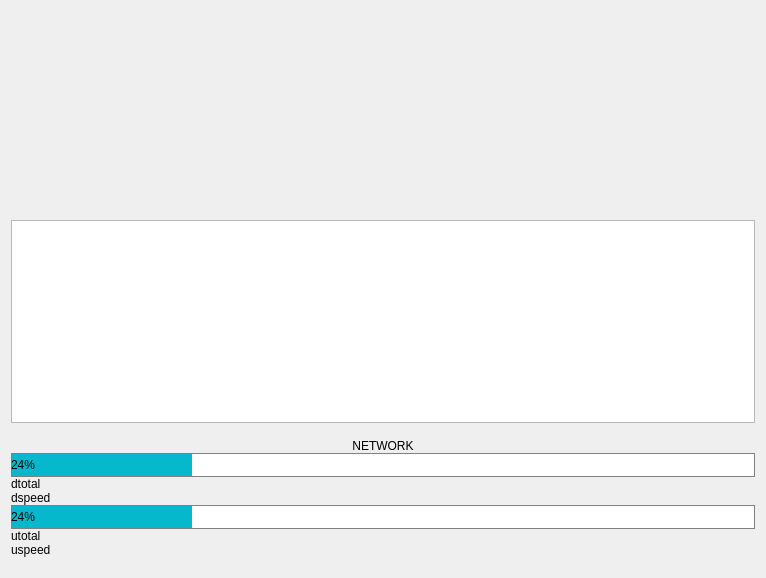
First picture: the form in dashboard/info/sysinfo.ui, repository rahmanshaber/corebox, before the edit.
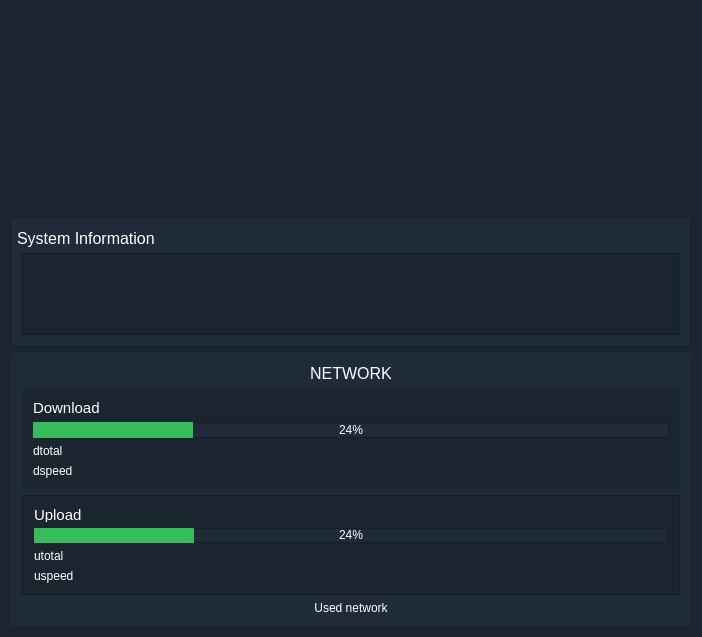
Second picture: the form after the edit.

What changed in the file:
```diff
--- a/dashboard/info/sysinfo.ui
+++ b/dashboard/info/sysinfo.ui
@@ -6,13 +6,19 @@
    <rect>
     <x>0</x>
     <y>0</y>
-    <width>766</width>
-    <height>578</height>
+    <width>702</width>
+    <height>637</height>
    </rect>
   </property>
   <property name="windowTitle">
    <string>sysinfo</string>
   </property>
+  <property name="styleSheet">
+   <string notr="true">QWidget{
+background-color: #1B252F; ;
+color: #FFFFFF; 
+}</string>
+  </property>
   <layout class="QVBoxLayout" name="verticalLayout">
    <item>
     <widget class="QWidget" name="circleBars" native="true">
@@ -30,7 +36,7 @@
      </property>
      <layout class="QHBoxLayout" name="circleBarsLayout">
       <property name="spacing">
-       <number>25</number>
+       <number>8</number>
       </property>
       <property name="leftMargin">
        <number>0</number>
@@ -48,10 +54,68 @@
     </widget>
    </item>
    <item>
+    <widget class="QFrame" name="frame_3">
+     <property name="styleSheet">
+      <string notr="true">QWidget{
+background-color: #1F2B38; ;
+color: #FFFFFF; 
+}</string>
+     </property>
+     <property name="frameShape">
+      <enum>QFrame::StyledPanel</enum>
+     </property>
+     <property name="frameShadow">
+      <enum>QFrame::Raised</enum>
+     </property>
+     <layout class="QGridLayout" name="gridLayout">
+      <property name="leftMargin">
+       <number>5</number>
+      </property>
+      <property name="horizontalSpacing">
+       <number>0</number>
+      </property>
+      <property name="verticalSpacing">
+       <number>5</number>
+      </property>
+      <item row="0" column="0" colspan="2">
+       <widget class="QLabel" name="label_4">
+        <property name="font">
+         <font>
+          <pointsize>12</pointsize>
+         </font>
+        </property>
+        <property name="text">
+         <string>System Information</string>
+        </property>
+       </widget>
+      </item>
+      <item row="1" column="0">
+       <spacer name="horizontalSpacer">
+        <property name="orientation">
+         <enum>Qt::Horizontal</enum>
+        </property>
+        <property name="sizeType">
+         <enum>QSizePolicy::Fixed</enum>
+        </property>
+        <property name="sizeHint" stdset="0">
+         <size>
+          <width>5</width>
+          <height>68</height>
+         </size>
+        </property>
+       </spacer>
+      </item>
+      <item row="1" column="1">
     <widget class="QListView" name="systemInfoList">
      <property name="focusPolicy">
       <enum>Qt::NoFocus</enum>
      </property>
+        <property name="styleSheet">
+         <string notr="true">QWidget{
+background-color: #1B252F; ;
+color: #ffffff;
+}</string>
+        </property>
      <property name="verticalScrollBarPolicy">
       <enum>Qt::ScrollBarAlwaysOff</enum>
      </property>
@@ -78,26 +142,27 @@
      </property>
     </widget>
    </item>
+     </layout>
+    </widget>
+   </item>
    <item>
     <widget class="QWidget" name="network" native="true">
-     <layout class="QVBoxLayout" name="verticalLayout_2">
-      <property name="spacing">
-       <number>0</number>
-      </property>
-      <property name="leftMargin">
-       <number>0</number>
-      </property>
-      <property name="topMargin">
-       <number>10</number>
-      </property>
-      <property name="rightMargin">
-       <number>0</number>
-      </property>
-      <property name="bottomMargin">
-       <number>10</number>
-      </property>
+     <property name="styleSheet">
+      <string notr="true">QWidget{
+background-color: #1F2B38; ;
+color: #FFFFFF; 
+}</string>
+     </property>
+     <layout class="QVBoxLayout" name="verticalLayout_4">
       <item>
        <widget class="QLabel" name="label">
+        <property name="font">
+         <font>
+          <pointsize>12</pointsize>
+          <weight>50</weight>
+          <bold>false</bold>
+         </font>
+        </property>
         <property name="text">
          <string>NETWORK</string>
         </property>
@@ -107,15 +172,62 @@
        </widget>
       </item>
       <item>
+       <spacer name="verticalSpacer">
+        <property name="orientation">
+         <enum>Qt::Vertical</enum>
+        </property>
+        <property name="sizeHint" stdset="0">
+         <size>
+          <width>20</width>
+          <height>40</height>
+         </size>
+        </property>
+       </spacer>
+      </item>
+      <item>
+       <widget class="QFrame" name="frame">
+        <property name="minimumSize">
+         <size>
+          <width>0</width>
+          <height>100</height>
+         </size>
+        </property>
+        <property name="styleSheet">
+         <string notr="true">QWidget{
+background-color: #1B252F; ;
+color: #ffffff;
+}</string>
+        </property>
+        <property name="frameShape">
+         <enum>QFrame::NoFrame</enum>
+        </property>
+        <property name="frameShadow">
+         <enum>QFrame::Raised</enum>
+        </property>
+        <layout class="QVBoxLayout" name="verticalLayout_3">
+         <item>
+          <widget class="QLabel" name="label_2">
+           <property name="font">
+            <font>
+             <pointsize>11</pointsize>
+             <weight>50</weight>
+             <bold>false</bold>
+            </font>
+           </property>
+           <property name="text">
+            <string>Download</string>
+           </property>
+          </widget>
+         </item>
+         <item>
        <widget class="QProgressBar" name="downloadBar">
         <property name="styleSheet">
          <string notr="true">QProgressBar {
-    border: 1px solid grey;
-    border-radius: 0px;
+background-color: #1F2B38;
 }
 
 QProgressBar::chunk {
-    background-color: #05B8CC;
+    background-color: #36BC5B;
     width: 20px;
 }</string>
         </property>
@@ -123,7 +235,7 @@
          <number>24</number>
         </property>
         <property name="alignment">
-         <set>Qt::AlignLeading|Qt::AlignLeft|Qt::AlignVCenter</set>
+            <set>Qt::AlignCenter</set>
         </property>
        </widget>
       </item>
@@ -141,16 +253,51 @@
         </property>
        </widget>
       </item>
+        </layout>
+       </widget>
+      </item>
+      <item>
+       <widget class="QFrame" name="frame_2">
+        <property name="minimumSize">
+         <size>
+          <width>0</width>
+          <height>100</height>
+         </size>
+        </property>
+        <property name="styleSheet">
+         <string notr="true">QWidget{
+background-color: #1B252F; ;
+color: #ffffff;
+}</string>
+        </property>
+        <property name="frameShape">
+         <enum>QFrame::StyledPanel</enum>
+        </property>
+        <property name="frameShadow">
+         <enum>QFrame::Raised</enum>
+        </property>
+        <layout class="QVBoxLayout" name="verticalLayout_2">
+         <item>
+          <widget class="QLabel" name="label_3">
+           <property name="font">
+            <font>
+             <pointsize>11</pointsize>
+            </font>
+           </property>
+           <property name="text">
+            <string>Upload</string>
+           </property>
+          </widget>
+         </item>
       <item>
        <widget class="QProgressBar" name="uploadBar">
         <property name="styleSheet">
          <string notr="true">QProgressBar {
-    border: 1px solid grey;
-    border-radius: 0px;
+background-color: #1F2B38;
 }
 
 QProgressBar::chunk {
-    background-color: #05B8CC;
+    background-color: #36BC5B;
     width: 20px;
 }</string>
         </property>
@@ -158,7 +305,7 @@
          <number>24</number>
         </property>
         <property name="alignment">
-         <set>Qt::AlignLeading|Qt::AlignLeft|Qt::AlignVCenter</set>
+            <set>Qt::AlignCenter</set>
         </property>
        </widget>
       </item>
@@ -173,6 +320,19 @@
        <widget class="QLabel" name="uspeed">
         <property name="text">
          <string>uspeed</string>
+           </property>
+          </widget>
+         </item>
+        </layout>
+       </widget>
+      </item>
+      <item>
+       <widget class="QLabel" name="label_5">
+        <property name="text">
+         <string>Used network</string>
+        </property>
+        <property name="alignment">
+         <set>Qt::AlignCenter</set>
         </property>
        </widget>
       </item>
```
Lines whose indentation alone changed are shown as unchanged.
